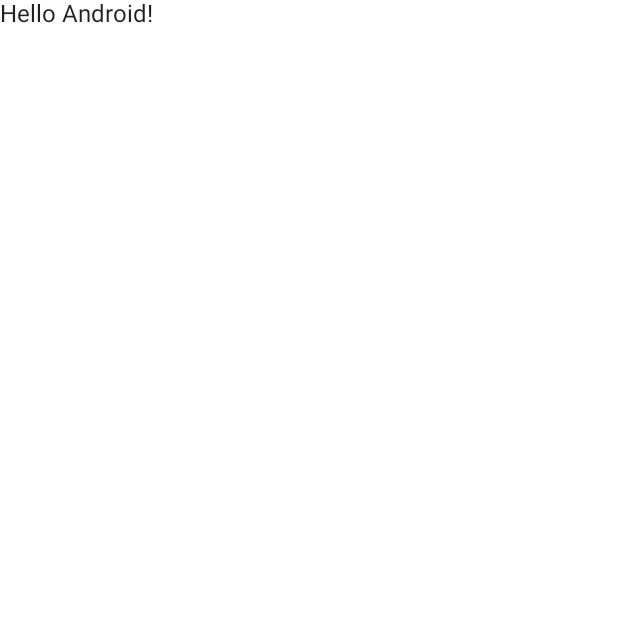
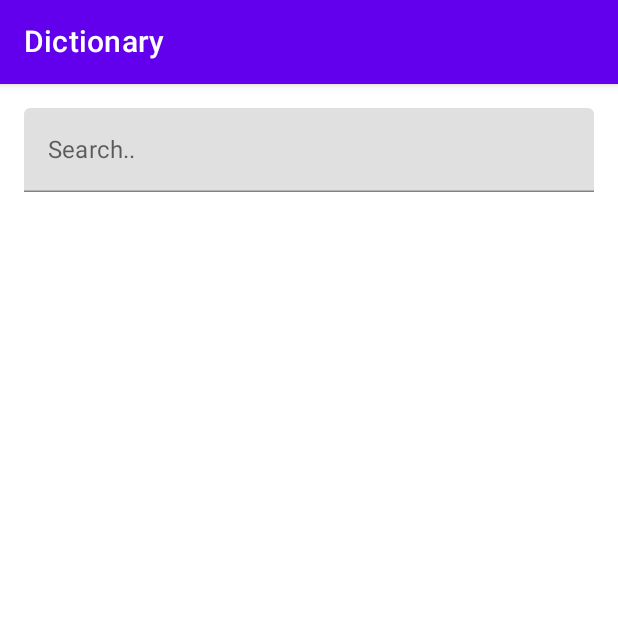
Before and after one commit to t2dbabz/DictionaryAppCleanArch, an Android app built with Jetpack Compose: the screen it shows after launch (MainActivity), on a phone screen of 412 x 824 dp, the top half of it. Before the commit the part shown is almost empty. Run offline under Robolectric (Android 15) with nearby library versions, the phone set to English and light mode, and no system bars; our stand-ins replace Dagger/Hilt's generated code, Room's generated code.

Commit message:
Implement WordInfoScreen.kt

```diff
--- a/app/src/main/java/com/example/dictionary/MainActivity.kt
+++ b/app/src/main/java/com/example/dictionary/MainActivity.kt
@@ -10,17 +10,17 @@ import androidx.compose.material.Text
 import androidx.compose.runtime.Composable
 import androidx.compose.ui.Modifier
 import androidx.compose.ui.tooling.preview.Preview
+import com.example.dictionary.feature_dictionary.presentation.WordInfoScreen
 import com.example.dictionary.ui.theme.DictionaryTheme
+import dagger.hilt.android.AndroidEntryPoint
 
+@AndroidEntryPoint
 class MainActivity : ComponentActivity() {
     override fun onCreate(savedInstanceState: Bundle?) {
         super.onCreate(savedInstanceState)
         setContent {
             DictionaryTheme {
-                // A surface container using the 'background' color from the theme
-                Surface(modifier = Modifier.fillMaxSize(), color = MaterialTheme.colors.background) {
-                    Greeting("Android")
-                }
+                WordInfoScreen()
             }
         }
     }
--- /dev/null
+++ b/app/src/main/java/com/example/dictionary/feature_dictionary/presentation/WordInfoScreen.kt
@@ -0,0 +1,90 @@
+package com.example.dictionary.feature_dictionary.presentation
+
+import androidx.compose.foundation.background
+import androidx.compose.foundation.layout.*
+import androidx.compose.foundation.lazy.LazyColumn
+import androidx.compose.foundation.lazy.items
+import androidx.compose.material.*
+import androidx.compose.runtime.Composable
+import androidx.compose.runtime.LaunchedEffect
+import androidx.compose.ui.Modifier
+import androidx.compose.ui.res.stringResource
+import androidx.compose.ui.tooling.preview.Preview
+import androidx.compose.ui.unit.dp
+import androidx.hilt.navigation.compose.hiltViewModel
+import com.example.dictionary.R
+import com.example.dictionary.feature_dictionary.domain.model.WordInfo
+import com.example.dictionary.feature_dictionary.presentation.components.WordInfoItem
+import com.example.dictionary.ui.theme.DictionaryTheme
+import kotlinx.coroutines.flow.collectLatest
+
+@Composable
+fun WordInfoScreen(viewModel: WordInfoViewModel = hiltViewModel()) {
+    val state = viewModel.wordInfoState.value
+    val scaffoldState = rememberScaffoldState()
+
+    LaunchedEffect(key1 = true) {
+        viewModel.eventFlow.collectLatest { event ->
+
+            when(event) {
+                is WordInfoViewModel.UiEvent.ShowSnackbar -> {
+                    scaffoldState.snackbarHostState.showSnackbar(
+                        message = event.message
+                    )
+                }
+            }
+        }
+    }
+
+
+    Scaffold(topBar = {
+                      TopAppBar(title = { Text(text = stringResource(id = R.string.app_name))})
+    }, scaffoldState = scaffoldState) {paddingValues ->
+        Box(modifier = Modifier
+            .background(MaterialTheme.colors.background)
+            .padding(paddingValues)){
+            Column(modifier = Modifier
+                .fillMaxSize()
+                .padding(16.dp)) {
+                TextField(
+                    value = viewModel.searchQuery.value,
+                    onValueChange = {
+                        viewModel.searchQuery(it)
+                    },
+                    modifier = Modifier.fillMaxWidth(),
+                    placeholder = { Text(text = "Search..") }
+                )
+
+                Spacer(modifier = Modifier.height(16.dp))
+
+                LazyColumn(modifier = Modifier.fillMaxSize()){
+
+                    items(state.wordInfoItems.size) {index->
+                        val wordInfo = state.wordInfoItems[index]
+
+                        if (index > 0) {
+                            Spacer(modifier = Modifier.height(8.dp))
+                        }
+
+                        WordInfoItem(wordInfo)
+
+                        if (index < state.wordInfoItems.size - 1) {
+                            Divider()
+                        }
+                    }
+                }
+            }
+        }
+
+    }
+}
+
+
+@Preview
+@Composable
+fun WordInfoScreenPreview() {
+    DictionaryTheme {
+        WordInfoScreen()
+    }
+
+}
```
